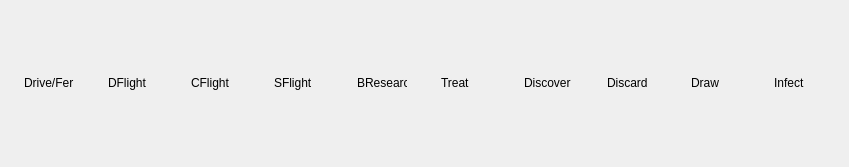
hrachyahakobyan/Pandemic, file comp345-gui/ActionSelectView.ui: the form before one commit.
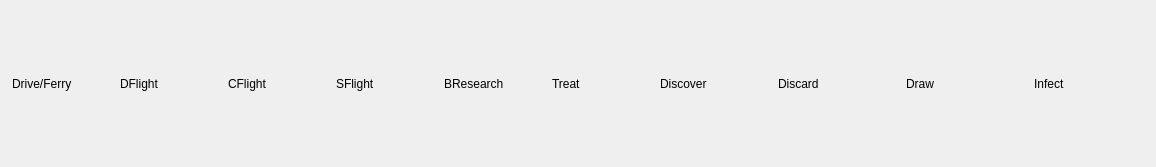
The form after the commit.

The edit to the form file:
```diff
--- a/comp345-gui/ActionSelectView.ui
+++ b/comp345-gui/ActionSelectView.ui
@@ -6,7 +6,7 @@
    <rect>
     <x>0</x>
     <y>0</y>
-    <width>849</width>
+    <width>1140</width>
     <height>167</height>
    </rect>
   </property>
@@ -28,10 +28,16 @@
       </property>
       <item row="0" column="0">
        <widget class="QLabel" name="moveLabel">
+        <property name="minimumSize">
+         <size>
+          <width>100</width>
+          <height>100</height>
+         </size>
+        </property>
         <property name="maximumSize">
          <size>
-          <width>50</width>
-          <height>50</height>
+          <width>200</width>
+          <height>200</height>
          </size>
         </property>
         <property name="text">
@@ -56,10 +62,16 @@
       </property>
       <item row="0" column="0">
        <widget class="QLabel" name="directFlightLabel">
+        <property name="minimumSize">
+         <size>
+          <width>100</width>
+          <height>100</height>
+         </size>
+        </property>
         <property name="maximumSize">
          <size>
-          <width>50</width>
-          <height>50</height>
+          <width>200</width>
+          <height>200</height>
          </size>
         </property>
         <property name="text">
@@ -84,10 +96,16 @@
       </property>
       <item row="0" column="0">
        <widget class="QLabel" name="charterFlightLabel">
+        <property name="minimumSize">
+         <size>
+          <width>100</width>
+          <height>100</height>
+         </size>
+        </property>
         <property name="maximumSize">
          <size>
-          <width>50</width>
-          <height>50</height>
+          <width>200</width>
+          <height>200</height>
          </size>
         </property>
         <property name="text">
@@ -112,10 +130,16 @@
       </property>
       <item row="0" column="0">
        <widget class="QLabel" name="shuttleFlightLabel">
+        <property name="minimumSize">
+         <size>
+          <width>100</width>
+          <height>100</height>
+         </size>
+        </property>
         <property name="maximumSize">
          <size>
-          <width>50</width>
-          <height>50</height>
+          <width>200</width>
+          <height>200</height>
          </size>
         </property>
         <property name="text">
@@ -140,10 +164,16 @@
       </property>
       <item row="0" column="0">
        <widget class="QLabel" name="buildResearchLabel">
+        <property name="minimumSize">
+         <size>
+          <width>100</width>
+          <height>100</height>
+         </size>
+        </property>
         <property name="maximumSize">
          <size>
-          <width>50</width>
-          <height>50</height>
+          <width>200</width>
+          <height>200</height>
          </size>
         </property>
         <property name="text">
@@ -168,10 +198,16 @@
       </property>
       <item row="0" column="0">
        <widget class="QLabel" name="treatDiseaseLabel">
+        <property name="minimumSize">
+         <size>
+          <width>100</width>
+          <height>100</height>
+         </size>
+        </property>
         <property name="maximumSize">
          <size>
-          <width>50</width>
-          <height>50</height>
+          <width>200</width>
+          <height>200</height>
          </size>
         </property>
         <property name="text">
@@ -196,10 +232,16 @@
       </property>
       <item row="0" column="0">
        <widget class="QLabel" name="discoverLabel">
+        <property name="minimumSize">
+         <size>
+          <width>100</width>
+          <height>100</height>
+         </size>
+        </property>
         <property name="maximumSize">
          <size>
-          <width>50</width>
-          <height>50</height>
+          <width>200</width>
+          <height>200</height>
          </size>
         </property>
         <property name="text">
@@ -215,10 +257,16 @@
      <layout class="QGridLayout" name="gridLayout_10">
       <item row="0" column="0">
        <widget class="QLabel" name="discardLabel">
+        <property name="minimumSize">
+         <size>
+          <width>100</width>
+          <height>100</height>
+         </size>
+        </property>
         <property name="maximumSize">
          <size>
-          <width>50</width>
-          <height>50</height>
+          <width>200</width>
+          <height>200</height>
          </size>
         </property>
         <property name="text">
@@ -234,10 +282,16 @@
      <layout class="QGridLayout" name="gridLayout_8">
       <item row="0" column="0">
        <widget class="QLabel" name="drawLabel">
+        <property name="minimumSize">
+         <size>
+          <width>100</width>
+          <height>100</height>
+         </size>
+        </property>
         <property name="maximumSize">
          <size>
-          <width>50</width>
-          <height>50</height>
+          <width>200</width>
+          <height>200</height>
          </size>
         </property>
         <property name="text">
@@ -253,10 +307,16 @@
      <layout class="QGridLayout" name="gridLayout_9">
       <item row="0" column="0">
        <widget class="QLabel" name="infectLabel">
+        <property name="minimumSize">
+         <size>
+          <width>100</width>
+          <height>100</height>
+         </size>
+        </property>
         <property name="maximumSize">
          <size>
-          <width>50</width>
-          <height>50</height>
+          <width>200</width>
+          <height>200</height>
          </size>
         </property>
         <property name="text">
```
